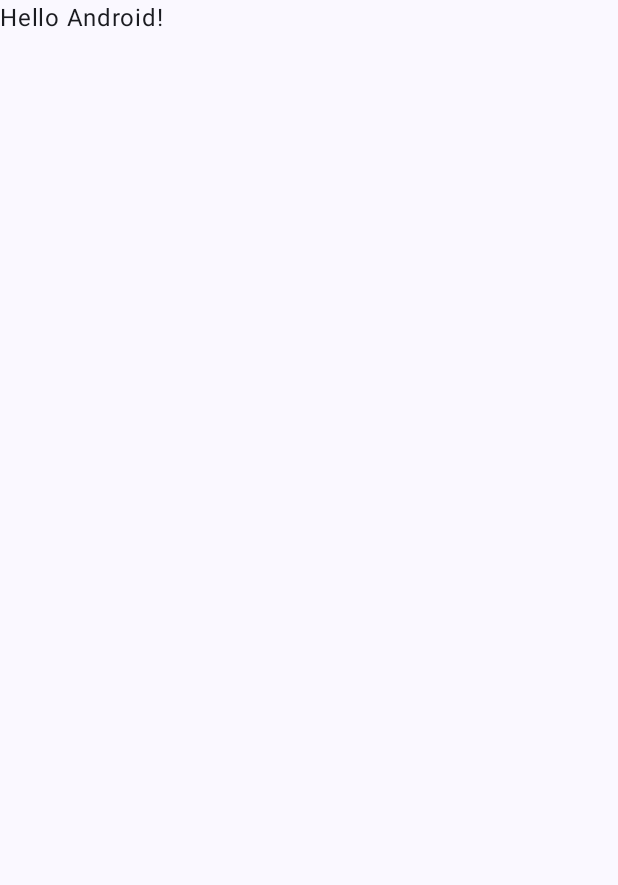
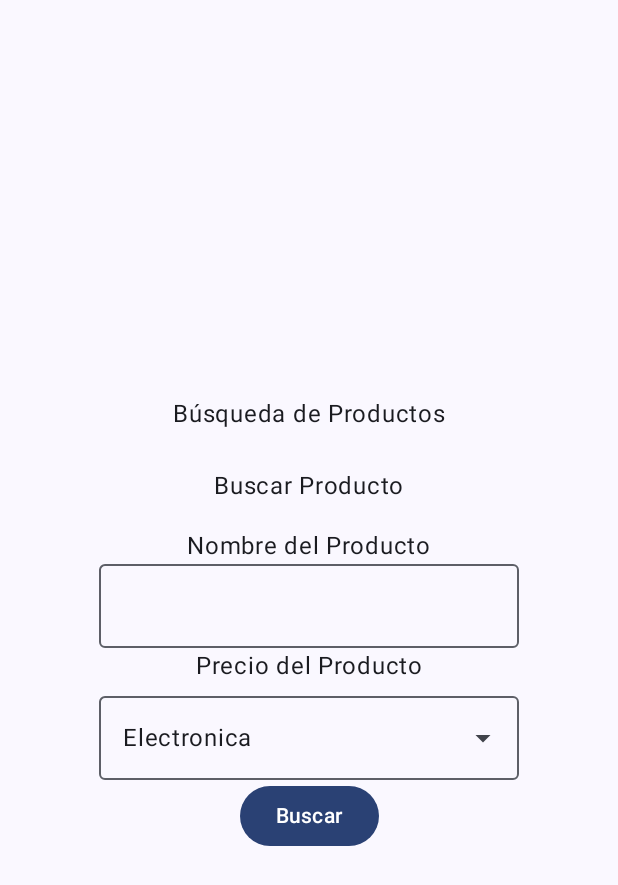
Before and after one commit to LuisGM875/Programacion_Para_Moviles, an Android app built with Jetpack Compose: the screen it shows after launch (MainActivity), on a phone screen of 412 x 824 dp. Before the commit the part shown is almost empty. Shown: the top 885 px of the screen. Run offline under Robolectric (Android 15) with nearby library versions, the phone set to English and light mode, and no system bars.

Commit message:
feat: Implement Product Search Interface

```diff
--- a/app/src/main/java/com/example/programacion_para_moviles/MainActivity.kt
+++ b/app/src/main/java/com/example/programacion_para_moviles/MainActivity.kt
@@ -4,13 +4,27 @@ import android.os.Bundle
 import androidx.activity.ComponentActivity
 import androidx.activity.compose.setContent
 import androidx.activity.enableEdgeToEdge
+import androidx.compose.foundation.layout.Arrangement
+import androidx.compose.foundation.layout.Column
 import androidx.compose.foundation.layout.fillMaxSize
 import androidx.compose.foundation.layout.padding
+import androidx.compose.material3.Button
+import androidx.compose.material3.DropdownMenuItem
+import androidx.compose.material3.ExperimentalMaterial3Api
+import androidx.compose.material3.ExposedDropdownMenuBox
+import androidx.compose.material3.ExposedDropdownMenuDefaults
+import androidx.compose.material3.OutlinedTextField
 import androidx.compose.material3.Scaffold
 import androidx.compose.material3.Text
 import androidx.compose.runtime.Composable
+import androidx.compose.runtime.getValue
+import androidx.compose.runtime.mutableStateOf
+import androidx.compose.runtime.remember
+import androidx.compose.runtime.setValue
+import androidx.compose.ui.Alignment
 import androidx.compose.ui.Modifier
 import androidx.compose.ui.tooling.preview.Preview
+import androidx.compose.ui.unit.dp
 import com.example.programacion_para_moviles.ui.theme.Programacion_Para_MovilesTheme
 
 class MainActivity : ComponentActivity() {
@@ -21,7 +35,7 @@ class MainActivity : ComponentActivity() {
             Programacion_Para_MovilesTheme {
                 Scaffold( modifier = Modifier.fillMaxSize() ) { innerPadding ->
                     Greeting(
-                        name = "Android",
+                        name = "Búsqueda de Productos",
                         modifier = Modifier.padding(innerPadding)
                     )
                 }
@@ -32,10 +46,60 @@ class MainActivity : ComponentActivity() {
 
 @Composable
 fun Greeting(name: String, modifier: Modifier = Modifier) {
-    Text(
-        text = "Hello $name!",
-        modifier = modifier
-    )
+
+    Column (modifier = Modifier.fillMaxSize(), verticalArrangement = Arrangement.Center, horizontalAlignment = Alignment.CenterHorizontally) {
+        Text(text = "Búsqueda de Productos", modifier = modifier.padding(8.dp))
+        Text(text = "Buscar Producto", modifier = modifier.padding(16.dp))
+        Text(text = "Nombre del Producto")
+        OutlinedTextField("", onValueChange = {})
+        Text(text = "Precio del Producto")
+        MyDropdown()
+        Button(
+            onClick = { /* TODO */ },
+        ) {
+            Text(text = "Buscar")
+        }
+    }
+
+}
+
+@OptIn(ExperimentalMaterial3Api::class)
+@Composable
+fun MyDropdown() {
+    val options = listOf("Electronica", "Ropa", "Hogar")
+    var expanded by remember {
+        mutableStateOf(false)
+    }
+    var selectedOptionText by remember {
+        mutableStateOf(options[0])
+    }
+    ExposedDropdownMenuBox(expanded = expanded, onExpandedChange = {
+        expanded = !expanded
+    }) {
+        OutlinedTextField(
+            value = selectedOptionText,
+            onValueChange = { },
+            readOnly = true,
+            trailingIcon = { ExposedDropdownMenuDefaults.TrailingIcon(expanded = expanded) },
+            modifier = Modifier
+                .menuAnchor()
+                .padding(top = 8.dp)
+        )
+        ExposedDropdownMenu(
+            expanded = expanded,
+            onDismissRequest = { expanded = false }
+        ) {
+            options.forEach { selectionOption ->
+                DropdownMenuItem(
+                    text = { Text(selectionOption) },
+                    onClick = {
+                        selectedOptionText = selectionOption
+                        expanded = false
+                    }
+                )
+            }
+        }
+    }
 }
 
 @Preview(showBackground = true)
```
